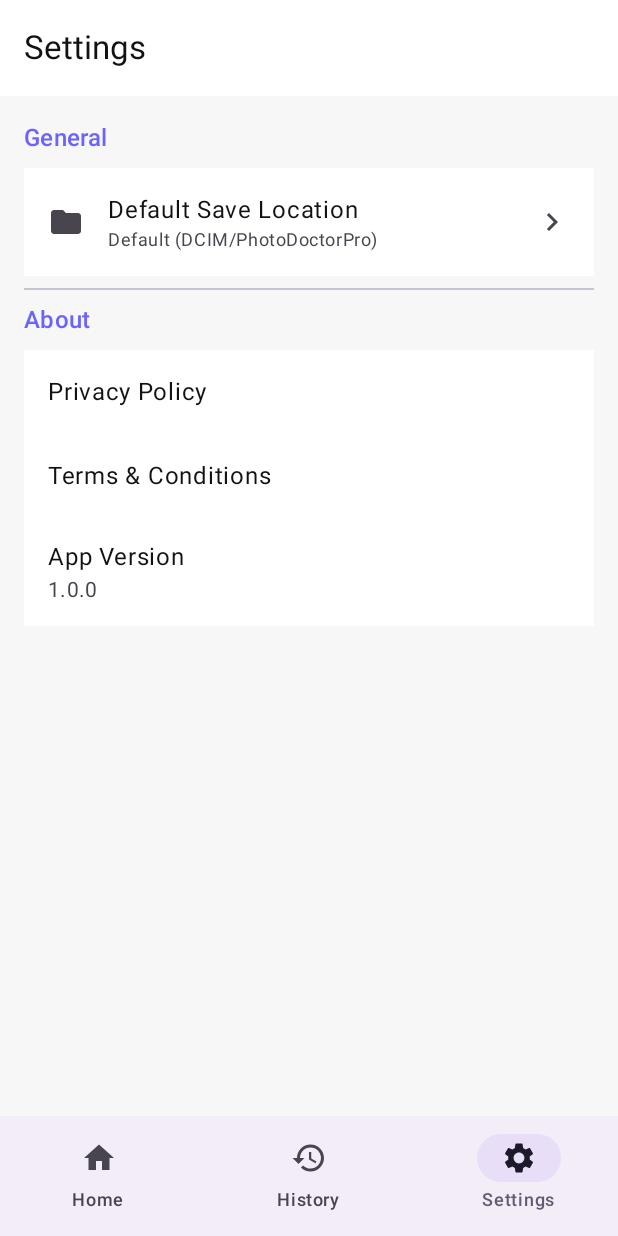
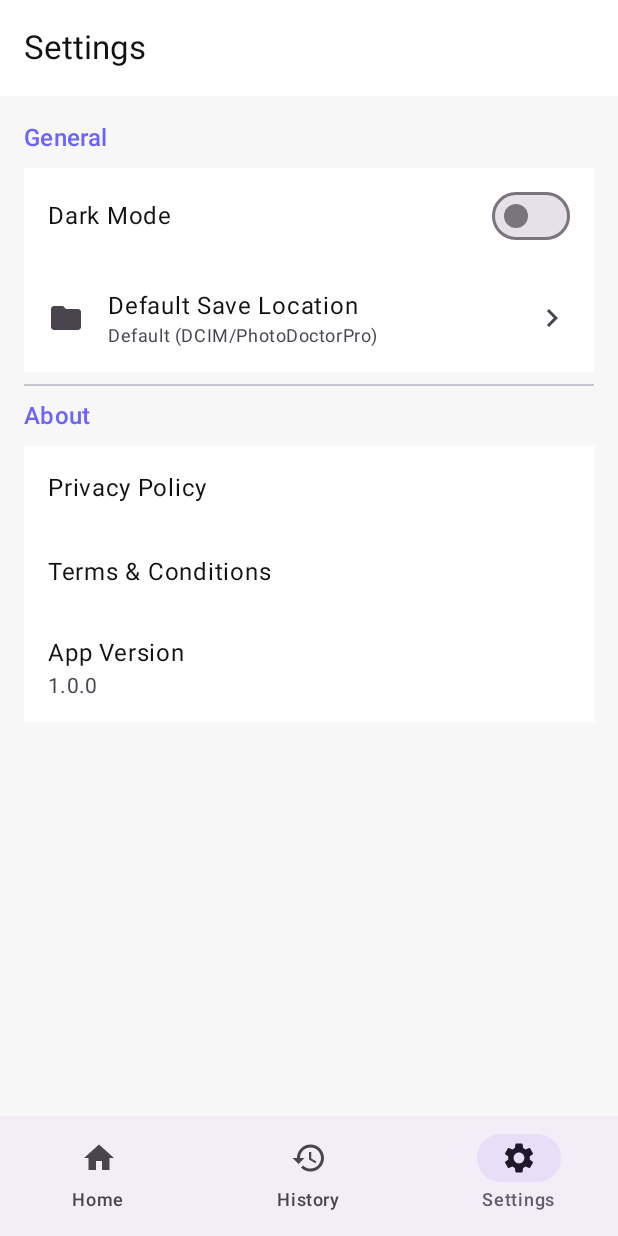
Before and after one commit to aasheesh333/PicFix-Pro, an Android app built with Jetpack Compose: the screen it shows after launch (MainActivity), item 3 of the bottom bar chosen, on a phone screen of 412 x 824 dp. Run offline under Robolectric (Android 15) with nearby library versions, the phone set to English and light mode, and no system bars; our stand-ins replace AdMob; libraries missing offline, so code that uses them is left out: com.onesignal, com.onesignal.debug, org.opencv.android; pictures from the network do not load; 5 statements that could not run were skipped.

Commit message:
Add Dark Mode toggle and update Policy links in Settings
- Added `ThemeController` and `UserPreferences` logic to persist and toggle Dark Mode (using `DarkColorScheme` with #121212 background).
- Updated `SettingsScreen` to include a Switch for Dark Mode.
- Replaced internal navigation for Privacy Policy and Terms & Conditions with external browser intents pointing to updated URLs.
- Initialized theme controller in `PhotoDoctorApplication` and observed state in `MainActivity`.

```diff
--- a/app/src/main/java/com/dhanuk/photodoctorpro/MainActivity.kt
+++ b/app/src/main/java/com/dhanuk/photodoctorpro/MainActivity.kt
@@ -5,9 +5,12 @@ import android.os.Bundle
 import androidx.activity.ComponentActivity
 import androidx.activity.compose.setContent
 import androidx.activity.result.contract.ActivityResultContracts
+import androidx.compose.runtime.collectAsState
+import androidx.compose.runtime.getValue
 import com.dhanuk.photodoctorpro.ui.navigation.AppScaffold
 import com.dhanuk.photodoctorpro.ui.theme.PhotoDoctorProTheme
 import com.dhanuk.photodoctorpro.utils.AdManager
+import com.dhanuk.photodoctorpro.utils.ThemeController
 
 class MainActivity : ComponentActivity() {
 
@@ -34,7 +37,8 @@ class MainActivity : ComponentActivity() {
         }
 
         setContent {
-            PhotoDoctorProTheme {
+            val isDarkTheme by ThemeController.isDarkTheme.collectAsState()
+            PhotoDoctorProTheme(darkTheme = isDarkTheme) {
                 AppScaffold()
             }
         }
--- a/app/src/main/java/com/dhanuk/photodoctorpro/PhotoDoctorApplication.kt
+++ b/app/src/main/java/com/dhanuk/photodoctorpro/PhotoDoctorApplication.kt
@@ -8,10 +8,13 @@ import kotlinx.coroutines.CoroutineScope
 import kotlinx.coroutines.Dispatchers
 import kotlinx.coroutines.launch
 import org.opencv.android.OpenCVLoader
+import com.dhanuk.photodoctorpro.utils.ThemeController
 
 class PhotoDoctorApplication : Application() {
     override fun onCreate() {
         super.onCreate()
+
+        ThemeController.init(this)
 
         if (OpenCVLoader.initDebug()) {
             Log.d("PhotoDoctor", "OpenCV loaded successfully")
--- a/app/src/main/java/com/dhanuk/photodoctorpro/ui/screens/SettingsScreen.kt
+++ b/app/src/main/java/com/dhanuk/photodoctorpro/ui/screens/SettingsScreen.kt
@@ -23,6 +23,7 @@ import androidx.lifecycle.ViewModel
 import androidx.lifecycle.viewmodel.compose.viewModel
 import androidx.navigation.NavController
 import com.dhanuk.photodoctorpro.R
+import com.dhanuk.photodoctorpro.utils.ThemeController
 import com.dhanuk.photodoctorpro.utils.UserPreferences
 
 class SettingsViewModel : ViewModel() {
@@ -82,6 +83,17 @@ fun SettingsScreen(navController: NavController) {
             )
             Spacer(modifier = Modifier.height(8.dp))
 
+            val isDarkTheme by ThemeController.isDarkTheme.collectAsState()
+            ListItem(
+                headlineContent = { Text("Dark Mode") },
+                trailingContent = {
+                    Switch(
+                        checked = isDarkTheme,
+                        onCheckedChange = { ThemeController.setDarkTheme(context, it) }
+                    )
+                }
+            )
+
             ListItem(
                 headlineContent = { Text(stringResource(R.string.default_save_location)) },
                 supportingContent = {
@@ -114,11 +126,17 @@ fun SettingsScreen(navController: NavController) {
 
             ListItem(
                 headlineContent = { Text(stringResource(R.string.privacy_policy)) },
-                modifier = Modifier.clickable { navController.navigate("privacy_policy") }
+                modifier = Modifier.clickable {
+                    val intent = Intent(Intent.ACTION_VIEW, Uri.parse("https://dhanuk.page.gd/PhotoDoctor-Pro/Privacy-Policy.html"))
+                    try { context.startActivity(intent) } catch (e: Exception) {}
+                }
             )
             ListItem(
                 headlineContent = { Text(stringResource(R.string.terms_conditions)) },
-                modifier = Modifier.clickable { navController.navigate("terms_and_conditions") }
+                modifier = Modifier.clickable {
+                    val intent = Intent(Intent.ACTION_VIEW, Uri.parse("https://dhanuk.page.gd/PhotoDoctor-Pro/Terms-and-Conditions.html"))
+                    try { context.startActivity(intent) } catch (e: Exception) {}
+                }
             )
              ListItem(
                 headlineContent = { Text("App Version") },
--- a/app/src/main/java/com/dhanuk/photodoctorpro/ui/theme/Color.kt
+++ b/app/src/main/java/com/dhanuk/photodoctorpro/ui/theme/Color.kt
@@ -14,3 +14,8 @@ val LightBackground = Color(0xFFF7F7F7)
 val CardBackground = Color(0xFFFFFFFF)
 val PrimaryText = Color(0xFF121212)
 val AccentColor = Color(0xFF6C63FF)
+
+// Dark Theme Colors
+val DarkBackground = Color(0xFF121212)
+val DarkSurface = Color(0xFF1E1E1E)
+val DarkText = Color(0xFFE0E0E0)
--- a/app/src/main/java/com/dhanuk/photodoctorpro/ui/theme/Theme.kt
+++ b/app/src/main/java/com/dhanuk/photodoctorpro/ui/theme/Theme.kt
@@ -3,6 +3,7 @@ package com.dhanuk.photodoctorpro.ui.theme
 import android.app.Activity
 import androidx.compose.foundation.isSystemInDarkTheme
 import androidx.compose.material3.MaterialTheme
+import androidx.compose.material3.darkColorScheme
 import androidx.compose.material3.lightColorScheme
 import androidx.compose.runtime.Composable
 import androidx.compose.runtime.SideEffect
@@ -20,18 +21,27 @@ private val LightColorScheme = lightColorScheme(
     onSurface = PrimaryText
 )
 
+private val DarkColorScheme = darkColorScheme(
+    primary = AccentColor,
+    background = DarkBackground,
+    surface = DarkSurface,
+    onPrimary = Color.White,
+    onBackground = DarkText,
+    onSurface = DarkText
+)
+
 @Composable
 fun PhotoDoctorProTheme(
     darkTheme: Boolean = isSystemInDarkTheme(),
     content: @Composable () -> Unit
 ) {
-    val colorScheme = LightColorScheme
+    val colorScheme = if (darkTheme) DarkColorScheme else LightColorScheme
     val view = LocalView.current
     if (!view.isInEditMode) {
         SideEffect {
             val window = (view.context as Activity).window
             window.statusBarColor = colorScheme.primary.toArgb()
-            WindowCompat.getInsetsController(window, view).isAppearanceLightStatusBars = darkTheme
+            WindowCompat.getInsetsController(window, view).isAppearanceLightStatusBars = !darkTheme
         }
     }
 
--- /dev/null
+++ b/app/src/main/java/com/dhanuk/photodoctorpro/utils/ThemeController.kt
@@ -0,0 +1,19 @@
+package com.dhanuk.photodoctorpro.utils
+
+import android.content.Context
+import kotlinx.coroutines.flow.MutableStateFlow
+import kotlinx.coroutines.flow.asStateFlow
+
+object ThemeController {
+    private val _isDarkTheme = MutableStateFlow(false)
+    val isDarkTheme = _isDarkTheme.asStateFlow()
+
+    fun init(context: Context) {
+        _isDarkTheme.value = UserPreferences.isDarkMode(context)
+    }
+
+    fun setDarkTheme(context: Context, isDark: Boolean) {
+        _isDarkTheme.value = isDark
+        UserPreferences.setDarkMode(context, isDark)
+    }
+}
--- a/app/src/main/java/com/dhanuk/photodoctorpro/utils/UserPreferences.kt
+++ b/app/src/main/java/com/dhanuk/photodoctorpro/utils/UserPreferences.kt
@@ -5,6 +5,7 @@ import android.content.Context
 object UserPreferences {
     private const val PREFS_NAME = "photo_doctor_prefs"
     private const val KEY_SAVE_DIRECTORY = "save_directory"
+    private const val KEY_DARK_MODE = "dark_mode"
 
     fun getSaveDirectory(context: Context): String? {
         val prefs = context.getSharedPreferences(PREFS_NAME, Context.MODE_PRIVATE)
@@ -15,4 +16,16 @@ object UserPreferences {
         val prefs = context.getSharedPreferences(PREFS_NAME, Context.MODE_PRIVATE)
         prefs.edit().putString(KEY_SAVE_DIRECTORY, uriString).apply()
     }
+
+    fun isDarkMode(context: Context): Boolean {
+        val prefs = context.getSharedPreferences(PREFS_NAME, Context.MODE_PRIVATE)
+        // Default to false (Light) if not set.
+        // Ideally we should check if set, but simple toggle implies boolean.
+        return prefs.getBoolean(KEY_DARK_MODE, false)
+    }
+
+    fun setDarkMode(context: Context, enabled: Boolean) {
+        val prefs = context.getSharedPreferences(PREFS_NAME, Context.MODE_PRIVATE)
+        prefs.edit().putBoolean(KEY_DARK_MODE, enabled).apply()
+    }
 }
```
